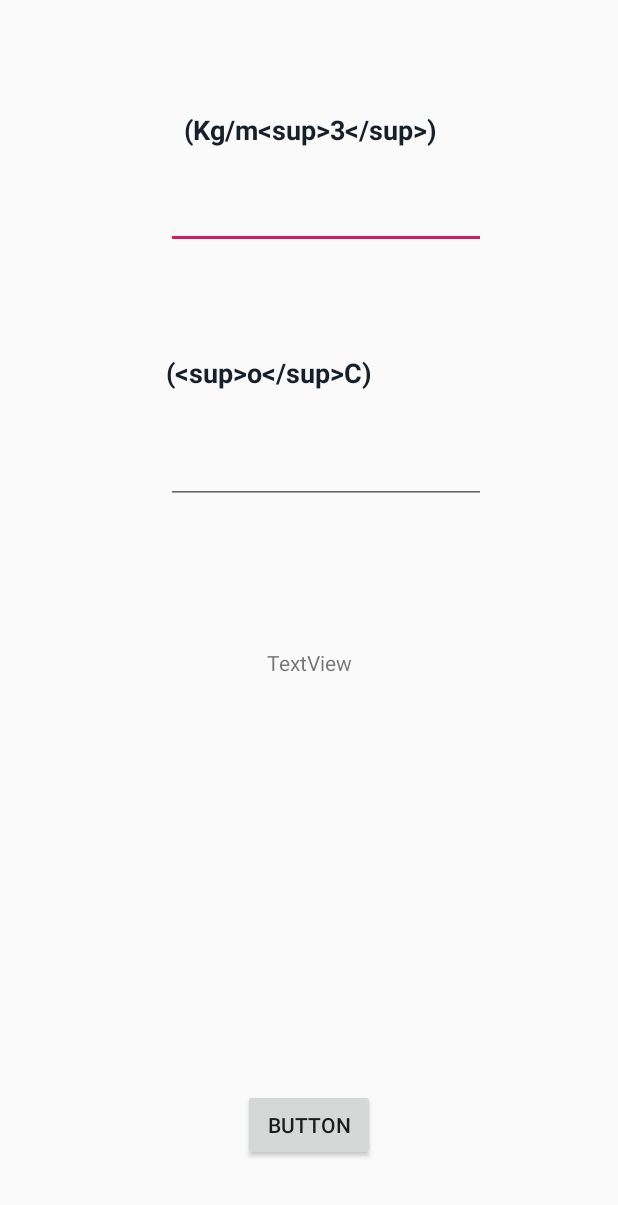
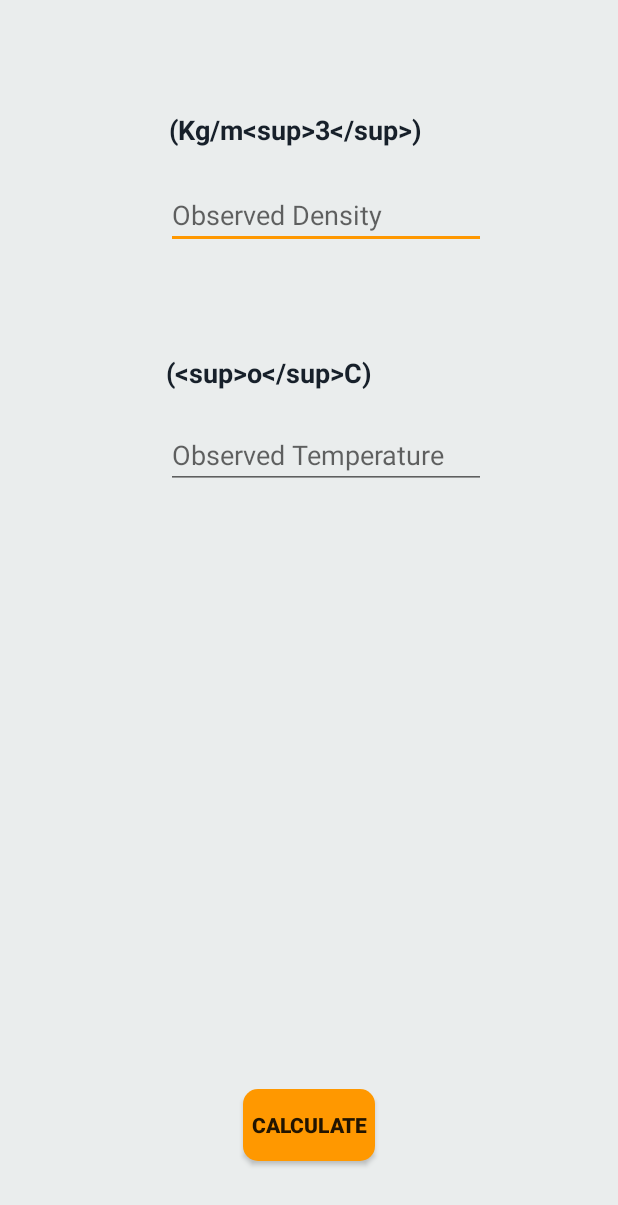
Before and after one commit to Josh-crash/Density, an Android app: the layout activity_main.xml on its own in the app's theme, with its tools: preview values and no code run, on a phone screen of 412 x 824 dp. Shown: the top 1205 px of the screen. Run offline under Robolectric (Android 15) with nearby library versions, the phone set to English and light mode, and no system bars.

```diff
--- a/app/build.gradle
+++ b/app/build.gradle
@@ -26,4 +26,5 @@ dependencies {
     testImplementation 'junit:junit:4.12'
     androidTestImplementation 'androidx.test.ext:junit:1.1.0'
     androidTestImplementation 'androidx.test.espresso:espresso-core:3.1.1'
+    implementation 'com.google.android.material:material:1.0.0'
 }
--- a/app/src/main/AndroidManifest.xml
+++ b/app/src/main/AndroidManifest.xml
@@ -22,5 +22,6 @@
 
         </activity>
     </application>
+    <uses-permission android:name="android.permission.INTERNET"></uses-permission>
 
 </manifest>
--- a/app/src/main/java/com/example/densityconerter/SpashScreen.java
+++ b/app/src/main/java/com/example/densityconerter/SpashScreen.java
@@ -21,7 +21,7 @@ public class SpashScreen extends AppCompatActivity {
         TextView goilTextView = findViewById(R.id.textView);
 
         SpannableString spanText = new SpannableString("Goil\n energy");
-        spanText.setSpan(new RelativeSizeSpan(1.5f), 1, 3, Spanned.SPAN_EXCLUSIVE_EXCLUSIVE);
+        spanText.setSpan(new RelativeSizeSpan(1.5f), 0, 4, Spanned.SPAN_EXCLUSIVE_EXCLUSIVE);
         goilTextView.setText(spanText, TextView.BufferType.SPANNABLE);
 
 
@@ -33,6 +33,6 @@ public class SpashScreen extends AppCompatActivity {
                 startActivity(intent);
 
             }
-        },3000);
+        },1000);
     }
 }
--- /dev/null
+++ b/app/src/main/res/drawable/button_background.xml
@@ -0,0 +1,9 @@
+<?xml version="1.0" encoding="utf-8"?>
+<shape xmlns:android="http://schemas.android.com/apk/res/android"
+    android:shape="rectangle"
+    android:padding="10dp">
+
+    <solid android:color="#FF9800"></solid>
+    <corners android:radius="10dp"/>
+
+</shape>
--- a/app/src/main/res/layout/activity_main.xml
+++ b/app/src/main/res/layout/activity_main.xml
@@ -4,16 +4,14 @@
     xmlns:tools="http://schemas.android.com/tools"
     android:layout_width="match_parent"
     android:layout_height="match_parent"
+    android:background="@color/background_color"
     tools:context=".MainActivity">
 
     <TextView
         android:id="@+id/textView1"
         android:layout_width="wrap_content"
         android:layout_height="wrap_content"
-        android:layout_marginStart="24dp"
-        android:layout_marginLeft="24dp"
         android:layout_marginTop="72dp"
-
         android:gravity="center"
         android:padding="2dp"
         android:text="@string/observed_density"
@@ -21,8 +19,8 @@
         android:textSize="18sp"
         android:textStyle="bold"
         app:layout_constraintEnd_toEndOf="parent"
-        app:layout_constraintHorizontal_bias="0.45"
-        app:layout_constraintStart_toStartOf="parent"
+        app:layout_constraintHorizontal_bias="0.0"
+        app:layout_constraintStart_toStartOf="@+id/textView2"
         app:layout_constraintTop_toTopOf="parent" />
 
     <EditText
@@ -33,6 +31,7 @@
         android:layout_marginEnd="88dp"
         android:layout_marginRight="88dp"
         android:ems="10"
+        android:hint="@string/density"
         android:inputType="numberDecimal"
         app:layout_constraintEnd_toEndOf="parent"
         app:layout_constraintTop_toBottomOf="@+id/textView1" />
@@ -42,10 +41,10 @@
         android:layout_width="wrap_content"
         android:layout_height="wrap_content"
         android:layout_marginTop="70dp"
+        android:text="@string/observed_temperature"
+        android:textColor="@color/text_color"
         android:textSize="18sp"
         android:textStyle="bold"
-        android:textColor="@color/text_color"
-        android:text="@string/observed_temperature"
         app:layout_constraintStart_toStartOf="@+id/editTextDensity"
         app:layout_constraintTop_toBottomOf="@+id/editTextDensity" />
 
@@ -53,8 +52,9 @@
         android:id="@+id/editTextTemperature"
         android:layout_width="wrap_content"
         android:layout_height="wrap_content"
-        android:layout_marginTop="30dp"
+        android:layout_marginTop="20dp"
         android:ems="10"
+        android:hint="@string/temperature"
         android:inputType="numberDecimal"
         app:layout_constraintStart_toStartOf="@+id/textView2"
         app:layout_constraintTop_toBottomOf="@+id/textView2" />
@@ -64,7 +64,10 @@
         android:layout_width="wrap_content"
         android:layout_height="wrap_content"
         android:layout_marginTop="96dp"
-        android:text="TextView"
+        android:text=""
+        android:textSize="18sp"
+        android:textStyle="bold"
+        android:textColor="@color/text_color"
         app:layout_constraintEnd_toEndOf="parent"
         app:layout_constraintStart_toStartOf="parent"
         app:layout_constraintTop_toBottomOf="@+id/editTextTemperature" />
@@ -74,7 +77,9 @@
         android:layout_width="wrap_content"
         android:layout_height="wrap_content"
         android:layout_marginBottom="50dp"
-        android:text="Button"
+        android:background="@drawable/button_background"
+        android:text="@string/calculate_button"
+        android:textStyle="bold"
         app:layout_constraintBottom_toBottomOf="parent"
         app:layout_constraintEnd_toEndOf="parent"
         app:layout_constraintStart_toStartOf="parent" />
--- a/app/src/main/res/values/colors.xml
+++ b/app/src/main/res/values/colors.xml
@@ -2,9 +2,10 @@
 <resources>
     <color name="colorPrimary">#eb984e</color>
     <color name="colorPrimaryDark">#e67e22</color>
-    <color name="colorAccent">#D81B60</color>
+    <color name="colorAccent">#FF9800</color>
     <color name="orange_deep"> #e67e22</color>
     <color name="orange_light"> #eb984e</color>
     <color name="text_color"> #17202a </color>
+    <color name="background_color"> #eaeded</color>
 
 </resources>
--- a/app/src/main/res/values/strings.xml
+++ b/app/src/main/res/values/strings.xml
@@ -5,4 +5,7 @@
     <string name="text_logo_energy">energy</string>
     <string name="observed_density">(Kg/m&lt;sup&gt;3&lt;/sup&gt;)</string>
     <string name="observed_temperature">(&lt;sup&gt;o&lt;/sup&gt;C)</string>
+    <string name="calculate_button">Calculate</string>
+    <string name="density">Observed Density</string>
+    <string name="temperature">Observed Temperature</string>
 </resources>
```
Also changed, not shown: app/src/main/java/com/example/densityconerter/MainActivity.java (+40 -10 lines), app/src/main/res/layout/activity_spash_screen.xml (+6 -4 lines).
